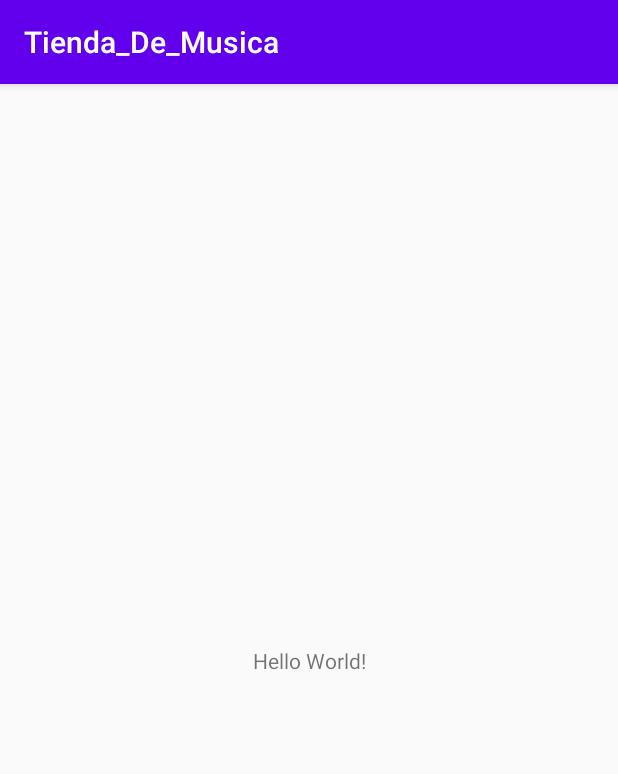
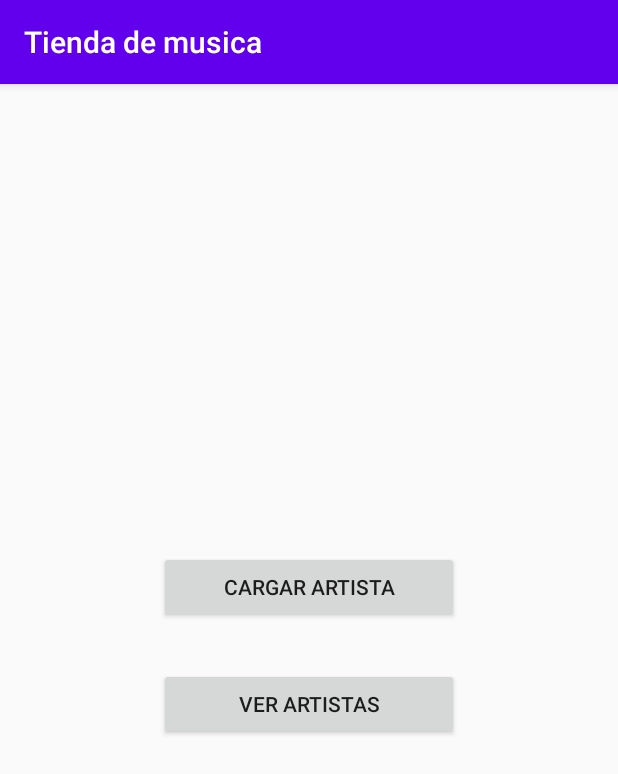
Before and after one commit to gustavodfs9605/AppDeMusica, an Android app: the screen it shows after launch (MainActivity), on a phone screen of 412 x 824 dp. Shown: the top 774 px of the screen. Run offline under Robolectric (Android 15) with nearby library versions, the phone set to English and light mode, and no system bars.

Commit message:
Primera version de la actividad principal

```diff
--- a/app/src/main/java/com/example/tienda_de_musica/MainActivity.java
+++ b/app/src/main/java/com/example/tienda_de_musica/MainActivity.java
@@ -1,5 +1,8 @@
 package com.example.tienda_de_musica;
 
+import android.view.View;
+import android.widget.Button;
+import android.widget.TextView;
 import androidx.appcompat.app.AppCompatActivity;
 import android.os.Bundle;
 
@@ -9,5 +12,18 @@ public class MainActivity extends AppCompatActivity {
     protected void onCreate(Bundle savedInstanceState) {
         super.onCreate(savedInstanceState);
         setContentView(R.layout.activity_main);
+        eventoClick();
+    }
+
+    public void eventoClick() {
+        Button botonCargar = (Button) findViewById(R.id.botonCargarArtista);
+        botonCargar.setOnClickListener(new View.OnClickListener() {
+            @Override
+            public void onClick(View v) {
+                TextView tv = findViewById(R.id.texto);
+                tv.setText("Holaa");
+            }
+        });
+
     }
 }
--- a/app/src/main/res/layout/activity_main.xml
+++ b/app/src/main/res/layout/activity_main.xml
@@ -6,13 +6,31 @@
         android:layout_width="match_parent"
         android:layout_height="match_parent"
         tools:context=".MainActivity">
-    <TextView
-            android:layout_width="wrap_content"
-            android:layout_height="wrap_content"
-            android:text="Hello World!"
-            app:layout_constraintBottom_toBottomOf="parent"
-            app:layout_constraintLeft_toLeftOf="parent"
-            app:layout_constraintRight_toRightOf="parent"
-            app:layout_constraintTop_toTopOf="parent"/>
+
+    <LinearLayout
+            android:layout_width="match_parent"
+            android:layout_height="match_parent"
+            android:orientation="vertical"
+            android:gravity="center">
+        <Button android:layout_width="200sp"
+                android:layout_height="wrap_content"
+                android:layout_marginBottom="30sp"
+                android:gravity="center"
+                android:text="@string/button1ActivityMain"
+                tools:ignore="MissingConstraints"
+                android:id="@+id/botonCargarArtista"/>
+            <Button
+                android:layout_width="200sp"
+                android:layout_height="wrap_content"
+                android:gravity="center"
+                android:text="@string/button2ActivityMain"
+                tools:ignore="MissingConstraints"
+                android:id="@+id/botonVerArtista"/>
+            <TextView
+                    android:layout_width="wrap_content"
+                    android:layout_height="wrap_content"
+                    android:id="@+id/texto"/>
+    </LinearLayout>
+
 
 </androidx.constraintlayout.widget.ConstraintLayout>
--- a/app/src/main/res/values/strings.xml
+++ b/app/src/main/res/values/strings.xml
@@ -1,3 +1,5 @@
 <resources>
-    <string name="app_name">Tienda_De_Musica</string>
+    <string name="app_name">Tienda de musica</string>
+    <string name="button1ActivityMain">Cargar Artista</string>
+    <string name="button2ActivityMain">Ver Artistas</string>
 </resources>
```
